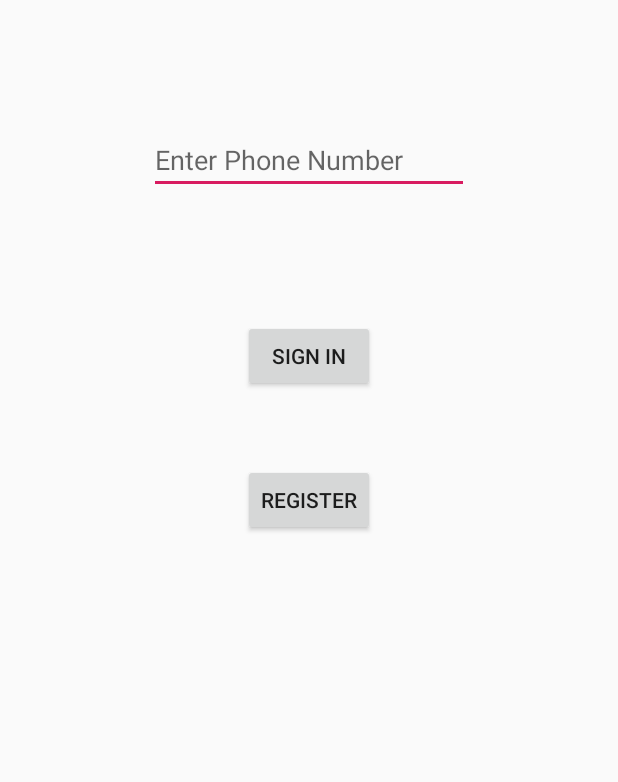
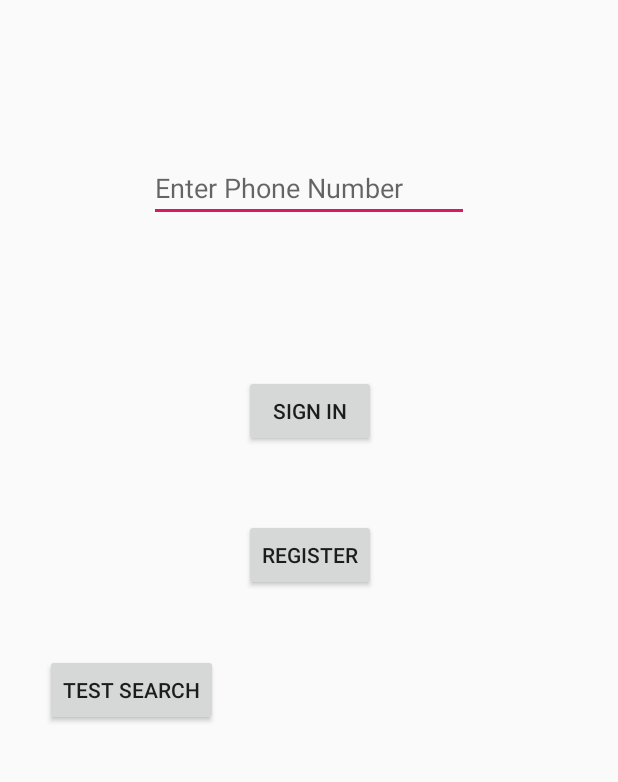
Before and after one commit to rpw32/Senior-Design, an Android app: the screen it shows after launch (MainActivity), on a phone screen of 412 x 824 dp, the part 421-1203 px from its top. Run offline under Robolectric (Android 15) with nearby library versions, the light colour scheme and no system bars.

Commit message:
Working search function. Very unpolished, but displays results on screen.

```diff
--- a/app/build.gradle
+++ b/app/build.gradle
@@ -33,6 +33,7 @@ dependencies {
     implementation 'com.google.firebase:firebase-ml-vision-barcode-model:16.0.1'
     implementation "androidx.camera:camera-core:${camerax_version}"
     implementation "androidx.camera:camera-camera2:${camerax_version}"
+    implementation 'com.squareup.okhttp3:okhttp:4.2.1'
     testImplementation 'junit:junit:4.12'
     androidTestImplementation 'androidx.test:runner:1.2.0'
     androidTestImplementation 'androidx.test.espresso:espresso-core:3.2.0'
--- a/app/src/main/AndroidManifest.xml
+++ b/app/src/main/AndroidManifest.xml
@@ -1,6 +1,8 @@
 <?xml version="1.0" encoding="utf-8"?>
 <manifest xmlns:android="http://schemas.android.com/apk/res/android"
     package="com.design.senior">
+
+    <uses-permission android:name="android.permission.INTERNET" />
 
     <application
         android:allowBackup="true"
@@ -9,6 +11,7 @@
         android:roundIcon="@mipmap/ic_launcher_round"
         android:supportsRtl="true"
         android:theme="@style/AppTheme">
+        <activity android:name=".activity_search_result"></activity>
         <activity android:name=".MainActivity">
             <intent-filter>
                 <action android:name="android.intent.action.MAIN" />
@@ -16,8 +19,7 @@
                 <category android:name="android.intent.category.LAUNCHER" />
             </intent-filter>
         </activity>
-        <activity android:name=".BarcodeScanningActivity">
-        </activity>
+        <activity android:name=".BarcodeScanningActivity"></activity>
     </application>
 
 </manifest>
--- a/app/src/main/java/com/design/senior/MainActivity.java
+++ b/app/src/main/java/com/design/senior/MainActivity.java
@@ -1,13 +1,28 @@
 package com.design.senior;
 
 import androidx.appcompat.app.AppCompatActivity;
+
+import android.content.Intent;
 import android.os.Bundle;
+import android.view.View;
+import android.widget.Button;
 
 public class MainActivity extends AppCompatActivity {
-
     @Override
     protected void onCreate(Bundle savedInstanceState) {
         super.onCreate(savedInstanceState);
         setContentView(R.layout.activity_main);
+
+        final Button button = findViewById(R.id.button3);
+        button.setOnClickListener(new View.OnClickListener() {
+            public void onClick(View v) {
+                openActivitySearch();
+            }
+        });
+    }
+
+    public void openActivitySearch() {
+        Intent intent = new Intent(this, activity_search_result.class);
+        startActivity(intent);
     }
 }
--- a/app/src/main/res/layout/activity_main.xml
+++ b/app/src/main/res/layout/activity_main.xml
@@ -22,33 +22,42 @@
         android:layout_width="wrap_content"
         android:layout_height="wrap_content"
         android:layout_marginTop="84dp"
+        android:layout_marginBottom="84dp"
+        android:autofillHints=""
         android:ems="10"
         android:hint="@string/enter_phone_number"
         android:inputType="phone"
+        app:layout_constraintBottom_toTopOf="@+id/button"
         app:layout_constraintEnd_toEndOf="parent"
         app:layout_constraintStart_toStartOf="parent"
-        app:layout_constraintTop_toBottomOf="@+id/textView"
-        android:autofillHints="" />
+        app:layout_constraintTop_toBottomOf="@+id/textView" />
 
     <Button
         android:id="@+id/button"
         android:layout_width="wrap_content"
         android:layout_height="wrap_content"
-        android:layout_marginTop="84dp"
+        android:layout_marginBottom="48dp"
         android:text="@string/common_signin_button_text"
-        app:layout_constraintEnd_toEndOf="parent"
-        app:layout_constraintHorizontal_bias="0.5"
-        app:layout_constraintStart_toStartOf="parent"
-        app:layout_constraintTop_toBottomOf="@+id/editText" />
+        app:layout_constraintBottom_toTopOf="@+id/button2"
+        app:layout_constraintStart_toStartOf="@+id/button2" />
 
     <Button
         android:id="@+id/button2"
         android:layout_width="wrap_content"
         android:layout_height="wrap_content"
-        android:layout_marginTop="48dp"
+        android:layout_marginStart="17dp"
+        android:layout_marginBottom="42dp"
         android:text="@string/register"
-        app:layout_constraintEnd_toEndOf="parent"
-        app:layout_constraintHorizontal_bias="0.5"
-        app:layout_constraintStart_toStartOf="parent"
-        app:layout_constraintTop_toBottomOf="@+id/button" />
+        app:layout_constraintBottom_toTopOf="@+id/button3"
+        app:layout_constraintStart_toEndOf="@+id/button3" />
+
+    <Button
+        android:id="@+id/button3"
+        android:layout_width="wrap_content"
+        android:layout_height="wrap_content"
+        android:layout_marginStart="30dp"
+        android:layout_marginBottom="59dp"
+        android:text="Test Search"
+        app:layout_constraintBottom_toBottomOf="parent"
+        app:layout_constraintStart_toStartOf="parent" />
 </androidx.constraintlayout.widget.ConstraintLayout>
--- a/build.gradle
+++ b/build.gradle
@@ -20,7 +20,6 @@ allprojects {
     repositories{
         jcenter()
         google()  // Google's Maven repository
-
     }
 }
 
```
Also changed, not shown: app/src/main/java/com/design/senior/APIRequestActivity.java (added, +86 -0 lines), app/src/main/java/com/design/senior/activity_search_result.java (added, +90 -0 lines), app/src/main/res/layout/activity_search_result.xml (added, +35 -0 lines), 4 other files.
